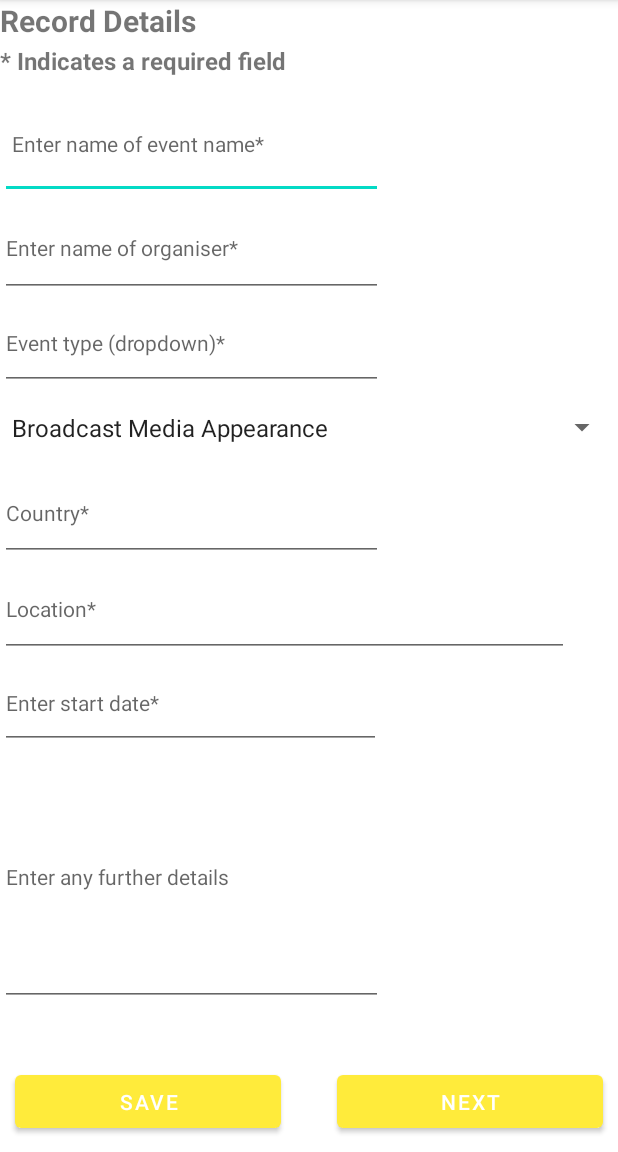
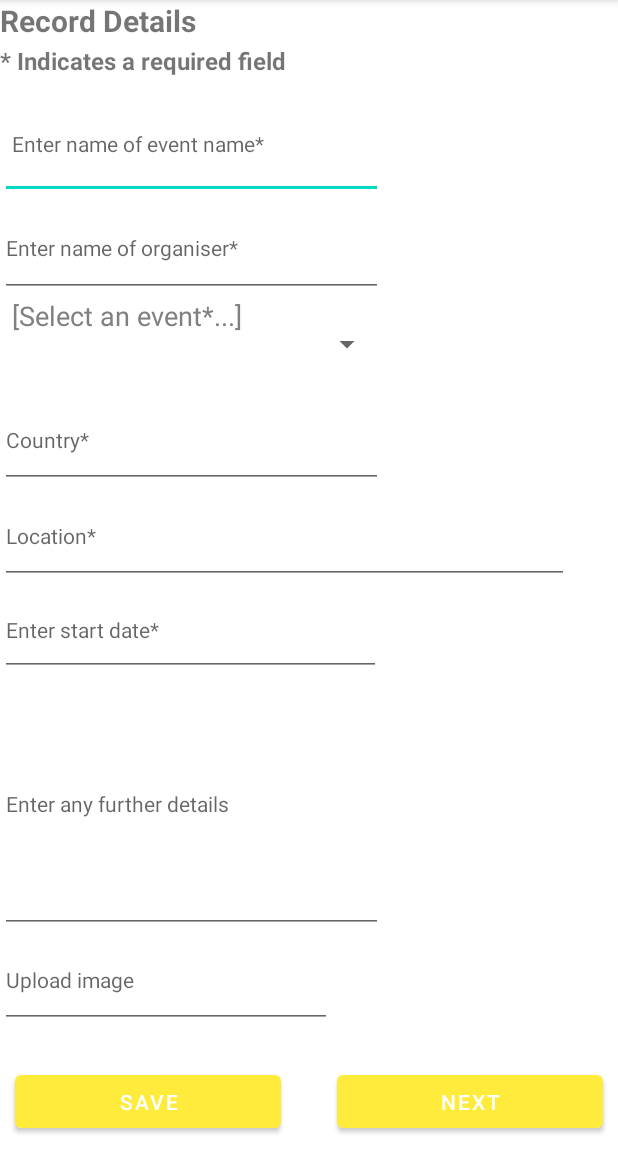
Before and after one commit to Cosmo-Yan/infs3605_group_project, an Android app: the screen it shows after launch (FormV2Controller), on a phone screen of 412 x 824 dp, the part 84-1236 px from its top. Run offline under Robolectric (Android 15) with nearby library versions, the light colour scheme and no system bars.

Commit message:
To do:
- Create a new version of the form using edit texts (WIP)
- Add borders to the edit text views
- Add drop down menus (1/2 complete)
- Automatically create a new line when the user is types a long response (done)
- Add the Save and Next buttons and lock them in place (done)
- Make the form prettier
- Add a drawer

```diff
--- /dev/null
+++ b/app/src/main/java/com/example/infs3605_group_project/FormV2Adapter.java
@@ -0,0 +1,156 @@
+package com.example.infs3605_group_project;
+
+import android.content.Context;
+import android.database.DataSetObserver;
+import android.view.LayoutInflater;
+import android.view.View;
+import android.view.ViewGroup;
+import android.widget.ListAdapter;
+import android.widget.SpinnerAdapter;
+
+public class FormV2Adapter implements SpinnerAdapter, ListAdapter {
+
+    protected static final int EXTRA = 1;
+    protected SpinnerAdapter adapter;
+    protected Context context;
+    protected int nothingSelectedLayout;
+    protected int nothingSelectedDropdownLayout;
+    protected LayoutInflater layoutInflater;
+
+    /**
+     * Use this constructor to have NO 'Select One...' item, instead use
+     * the standard prompt or nothing at all.
+     *
+     * @param spinnerAdapter        wrapped Adapter.
+     * @param nothingSelectedLayout layout for nothing selected, perhaps
+     *                              you want text grayed out like a prompt...
+     * @param context
+     */
+    public FormV2Adapter(
+            SpinnerAdapter spinnerAdapter,
+            int nothingSelectedLayout, Context context) {
+
+        this(spinnerAdapter, nothingSelectedLayout, -1, context);
+    }
+
+    /**
+     * Use this constructor to Define your 'Select One...' layout as the first
+     * row in the returned choices.
+     * If you do this, you probably don't want a prompt on your spinner or it'll
+     * have two 'Select' rows.
+     *
+     * @param spinnerAdapter                wrapped Adapter. Should probably return false for isEnabled(0)
+     * @param nothingSelectedLayout         layout for nothing selected, perhaps you want
+     *                                      text grayed out like a prompt...
+     * @param nothingSelectedDropdownLayout layout for your 'Select an Item...' in
+     *                                      the dropdown.
+     * @param context
+     */
+    public FormV2Adapter(SpinnerAdapter spinnerAdapter,
+                         int nothingSelectedLayout, int nothingSelectedDropdownLayout, Context context) {
+        this.adapter = spinnerAdapter;
+        this.context = context;
+        this.nothingSelectedLayout = nothingSelectedLayout;
+        this.nothingSelectedDropdownLayout = nothingSelectedDropdownLayout;
+        layoutInflater = LayoutInflater.from(context);
+    }
+
+    @Override
+    public final View getView(int position, View convertView, ViewGroup parent) {
+        // This provides the View for the Selected Item in the Spinner, not
+        // the dropdown (unless dropdownView is not set).
+        if (position == 0) {
+            return getNothingSelectedView(parent);
+        }
+        return adapter.getView(position - EXTRA, null, parent);
+    }
+
+    /**
+     * View to show in Spinner with Nothing Selected
+     * Override this to do something dynamic... e.g. "37 Options Found"
+     *
+     * @param parent
+     * @return
+     */
+    protected View getNothingSelectedView(ViewGroup parent) {
+        return layoutInflater.inflate(nothingSelectedLayout, parent, false);
+    }
+
+    @Override
+    public View getDropDownView(int position, View convertView, ViewGroup parent) {
+        if (position == 0) {
+            return nothingSelectedDropdownLayout == -1 ?
+                    new View(context) :
+                    getNothingSelectedDropdownView(parent);
+        }
+        return adapter.getDropDownView(position - EXTRA, null, parent);
+    }
+
+    /**
+     * Override this to do something dynamic... For example, "Pick your favorite
+     * of these 37".
+     *
+     * @param parent
+     * @return
+     */
+    protected View getNothingSelectedDropdownView(ViewGroup parent) {
+        return layoutInflater.inflate(nothingSelectedDropdownLayout, parent, false);
+    }
+
+    @Override
+    public int getCount() {
+        int count = adapter.getCount();
+        return count == 0 ? 0 : count + EXTRA;
+    }
+
+    @Override
+    public Object getItem(int position) {
+        return position == 0 ? null : adapter.getItem(position - EXTRA);
+    }
+
+    @Override
+    public int getItemViewType(int position) {
+        return 0;
+    }
+
+    @Override
+    public int getViewTypeCount() {
+        return 1;
+    }
+
+    @Override
+    public long getItemId(int position) {
+        return position >= EXTRA ? adapter.getItemId(position - EXTRA) : position - EXTRA;
+    }
+
+    @Override
+    public boolean hasStableIds() {
+        return adapter.hasStableIds();
+    }
+
+    @Override
+    public boolean isEmpty() {
+        return adapter.isEmpty();
+    }
+
+    @Override
+    public void registerDataSetObserver(DataSetObserver observer) {
+        adapter.registerDataSetObserver(observer);
+    }
+
+    @Override
+    public void unregisterDataSetObserver(DataSetObserver observer) {
+        adapter.unregisterDataSetObserver(observer);
+    }
+
+    @Override
+    public boolean areAllItemsEnabled() {
+        return false;
+    }
+
+    @Override
+    public boolean isEnabled(int position) {
+        return position != 0; // Don't allow the 'nothing selected'
+        // item to be picked.
+    }
+}
--- a/app/src/main/java/com/example/infs3605_group_project/FormV2Controller.java
+++ b/app/src/main/java/com/example/infs3605_group_project/FormV2Controller.java
@@ -14,11 +14,19 @@
         setContentView(R.layout.form_v2);
 
         Spinner spinner = (Spinner) findViewById(R.id.spinner);
-        // Create an ArrayAdapter using the string array and a default spinner layout
+        // Creates an ArrayAdapter using the string array and a default spinner layout
         ArrayAdapter<CharSequence> adapter = ArrayAdapter.createFromResource(this, R.array.events_array, android.R.layout.simple_spinner_item);
         // Specify the layout to use when the list of choices appears
         adapter.setDropDownViewResource(android.R.layout.simple_spinner_dropdown_item);
         // Apply the adapter to the spinner
         spinner.setAdapter(adapter);
+        spinner.setPrompt("Select an event*");
+
+        spinner.setAdapter(
+                new FormV2Adapter(
+                        adapter,
+                        R.layout.contact_spinner_row_nothing_selected,
+                        // R.layout.contact_spinner_nothing_selected_dropdown, // Optional
+                        this));
     }
 }
--- /dev/null
+++ b/app/src/main/res/layout/contact_spinner_row_nothing_selected.xml
@@ -0,0 +1,21 @@
+<?xml version="1.0" encoding="utf-8"?>
+<androidx.constraintlayout.widget.ConstraintLayout xmlns:android="http://schemas.android.com/apk/res/android"
+    xmlns:app="http://schemas.android.com/apk/res-auto"
+    android:layout_width="match_parent"
+    android:layout_height="match_parent">
+
+    <TextView
+        android:id="@android:id/text1"
+        style="?android:attr/spinnerItemStyle"
+        android:layout_width="match_parent"
+        android:layout_height="wrap_content"
+        android:ellipsize="marquee"
+        android:singleLine="true"
+        android:text="[Select an event*...]"
+        android:textColor="#808080"
+        android:textSize="18sp"
+        app:layout_constraintEnd_toEndOf="parent"
+        app:layout_constraintStart_toStartOf="parent"
+        app:layout_constraintTop_toTopOf="parent" />
+
+</androidx.constraintlayout.widget.ConstraintLayout>
--- a/app/src/main/res/layout/form_v2.xml
+++ b/app/src/main/res/layout/form_v2.xml
@@ -54,19 +54,12 @@
                 android:inputType="textPersonName"
                 android:textSize="14sp" />
 
-            <EditText
-                android:id="@+id/eventType"
-                android:layout_width="255dp"
-                android:layout_height="62dp"
-                android:ems="10"
-                android:hint="Event type (dropdown)*"
-                android:inputType="textPersonName"
-                android:textSize="14sp" />
-
             <Spinner
                 android:id="@+id/spinner"
-                android:layout_width="match_parent"
-                android:layout_height="50dp" />
+                android:layout_width="255dp"
+                android:layout_height="63dp"
+                android:contentDescription="Choose the event to record*"
+                android:hint="Pick an event*" />
 
             <EditText
                 android:id="@+id/country"
--- a/app/src/main/res/values/strings.xml
+++ b/app/src/main/res/values/strings.xml
@@ -1,7 +1,6 @@
 <resources>
     <string name="app_name">INFS3605_group_project</string>
 
-    <?xml version="1.0" encoding="utf-8"?>
         <string-array name="events_array">
             <item>Broadcast Media Appearance</item>
             <item>Committee membership</item>
```
